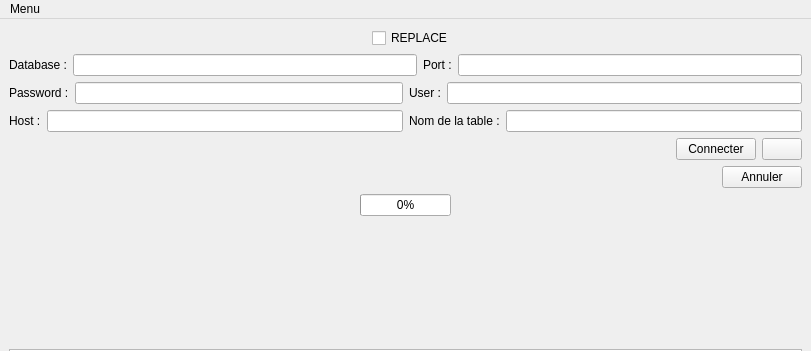
The window that src/insertwindow.ui (Maxime-Cllt/DataStorm) describes before a commit, drawn with Qt 5; both pictures show x 0 to 811 and y 0 to 351 of the 811 by 572 pixel window.
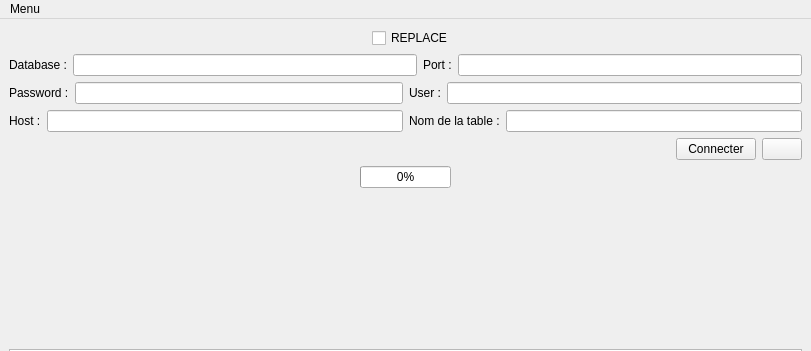
The same window after the commit.

```diff
--- a/src/insertwindow.ui
+++ b/src/insertwindow.ui
@@ -203,30 +203,6 @@
       </item>
      </layout>
     </item>
-    <item>
-     <layout class="QHBoxLayout" name="horizontalLayout_4">
-      <item>
-       <spacer name="horizontalSpacer">
-        <property name="orientation">
-         <enum>Qt::Horizontal</enum>
-        </property>
-        <property name="sizeHint" stdset="0">
-         <size>
-          <width>40</width>
-          <height>20</height>
-         </size>
-        </property>
-       </spacer>
-      </item>
-      <item>
-       <widget class="QPushButton" name="abortButton">
-        <property name="text">
-         <string>Annuler</string>
-        </property>
-       </widget>
-      </item>
-     </layout>
-    </item>
     <item>
      <layout class="QHBoxLayout" name="horizontalLayout_10">
       <item>
```
